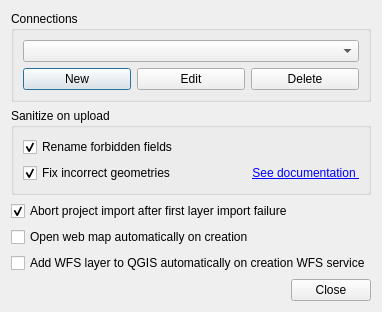
Qt form src/settings_dialog_base.ui (nextgis/nextgis_connect) before a commit.
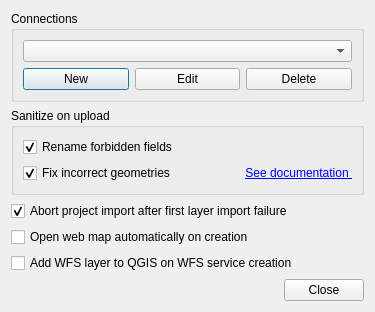
The same form after that commit.

Commit message: Fix label and translate

Patch:
```diff
--- a/src/settings_dialog_base.ui
+++ b/src/settings_dialog_base.ui
@@ -136,7 +136,7 @@
    <item>
     <widget class="QCheckBox" name="cbAutoAddWFS">
      <property name="text">
-      <string>Add WFS layer to QGIS automatically on creation WFS service</string>
+      <string>Add WFS layer to QGIS on WFS service creation</string>
      </property>
     </widget>
    </item>
```
The commit also changes 1 other file.
